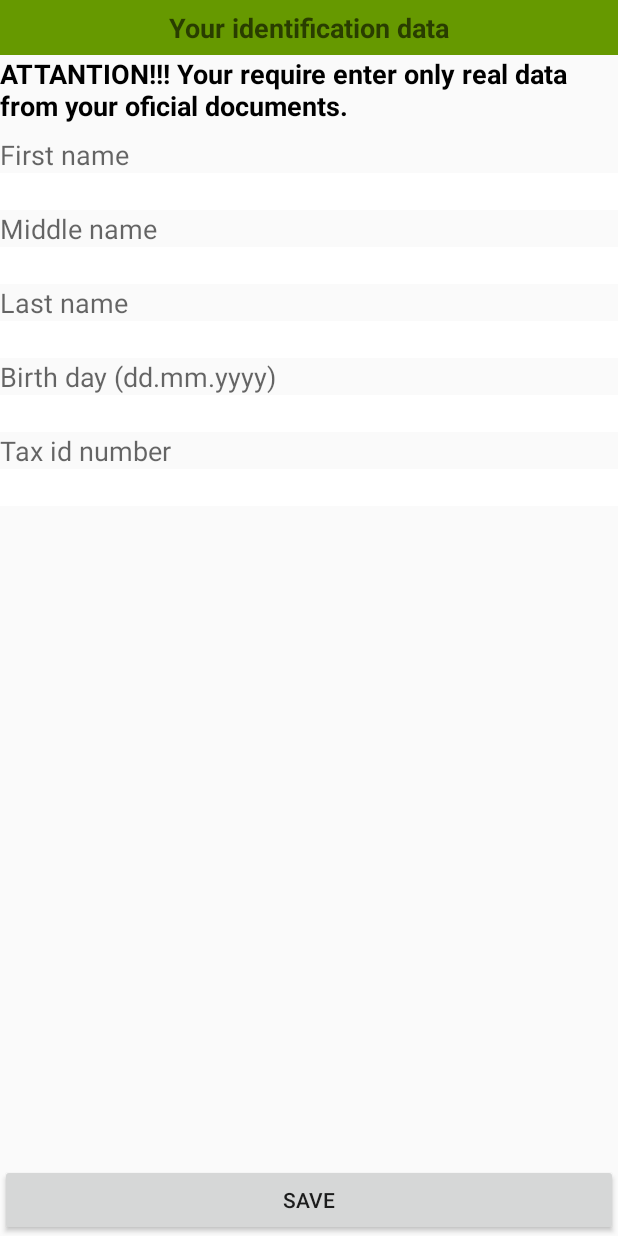
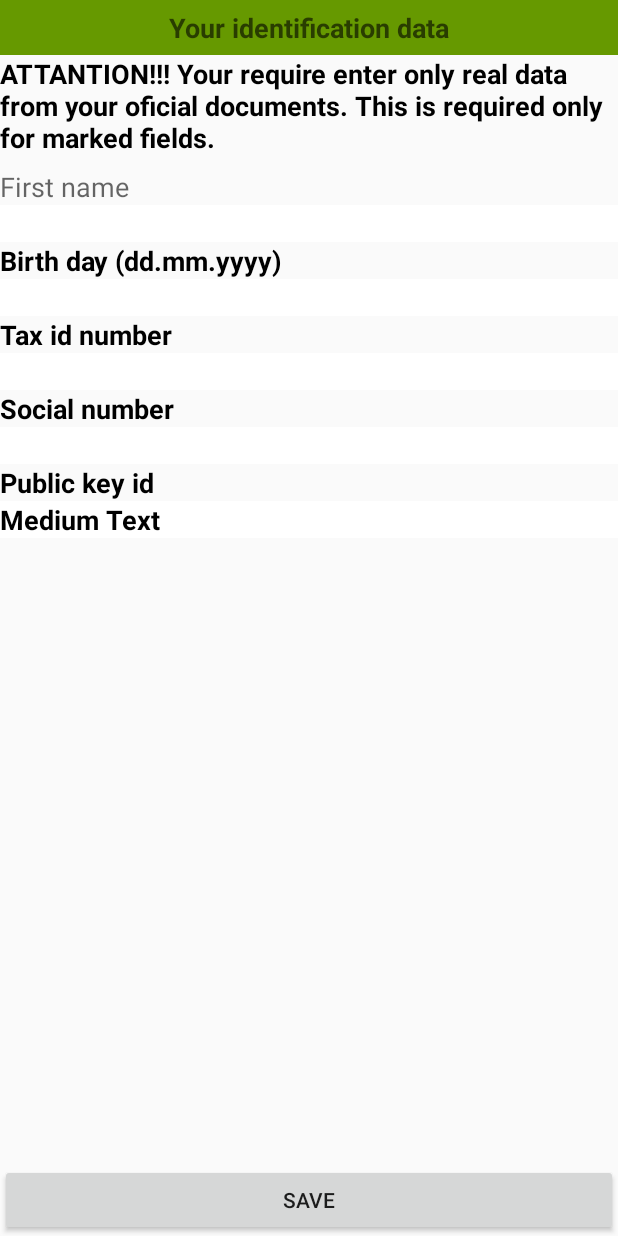
Before and after one commit to UncleAndy/trust_net, an Android app: the AboutMe screen opened directly, with no data from a screen before it, on a phone screen of 412 x 824 dp. Run offline under Robolectric (Android 15) with nearby library versions, the phone set to English and light mode, and no system bars.

Commit message:
Change personal info data set

```diff
--- a/app/src/main/java/org/gplvote/trustnet/AboutMe.java
+++ b/app/src/main/java/org/gplvote/trustnet/AboutMe.java
@@ -1,20 +1,22 @@
 package org.gplvote.trustnet;
 
 import android.app.Activity;
+import android.content.Intent;
 import android.os.Bundle;
 import android.view.View;
 import android.widget.Button;
 import android.widget.EditText;
+import android.widget.TextView;
 
 public class AboutMe extends Activity implements View.OnClickListener {
 
     private Settings settings;
 
-    private EditText txtFirstName;
-    private EditText txtMiddleName;
-    private EditText txtLastName;
+    private EditText txtName;
     private EditText txtBirthday;
     private EditText txtTaxNumber;
+    private EditText txtSocialNumber;
+    private TextView txtPublicKeyId;
     private Button btnSave;
 
     @Override
@@ -27,21 +29,37 @@ public class AboutMe extends Activity implements View.OnClickListener {
         btnSave = (Button) findViewById(R.id.btnSave);
         btnSave.setOnClickListener(this);
 
-        txtFirstName    = (EditText) findViewById(R.id.txtFirstName);
-        txtMiddleName   = (EditText) findViewById(R.id.txtMiddleName);
-        txtLastName     = (EditText) findViewById(R.id.txtLastName);
+        txtName         = (EditText) findViewById(R.id.txtName);
         txtBirthday     = (EditText) findViewById(R.id.txtBirthday);
         txtTaxNumber    = (EditText) findViewById(R.id.txtTaxNumber);
+        txtSocialNumber = (EditText) findViewById(R.id.txtSocialNumber);
+        txtPublicKeyId  = (TextView) findViewById(R.id.txtPublicKeyId);
 
         PersonalInfo info = settings.getPersonalInfo();
-        txtFirstName.setText(info.first_name);
-        txtMiddleName.setText(info.middle_name);
-        txtLastName.setText(info.last_name);
-        txtBirthday.setText(info.birthday);
-        txtTaxNumber.setText(info.tax_number);
+        if (info != null) {
+            txtName.setText(info.name);
+            txtBirthday.setText(info.birthday);
+            txtTaxNumber.setText(info.tax_number);
+            txtSocialNumber.setText(info.social_number);
+        }
 
-        // TODO: Сделать получение идентификатора публичного ключа из SignDoc и отображение его на экране
+        Intent intent = new Intent("org.gplvote.signdoc.DO_SIGN");
+        intent.putExtra("Command", "GetPublicKeyId");
+        startActivityForResult(intent, 1);
+    }
 
+    public void onActivityResult(int requestCode, int resultCode, Intent data) {
+        if (data == null) {
+            return;
+        }
+
+        String user_key_id = data.getStringExtra("PUBLIC_KEY_ID");
+
+        if (user_key_id == null || user_key_id.equals("")) {
+            return;
+        }
+
+        txtPublicKeyId.setText(user_key_id);
     }
 
     @Override
@@ -50,11 +68,10 @@ public class AboutMe extends Activity implements View.OnClickListener {
             case R.id.btnSave:
                 // Сохраняем персональную информацию
                 PersonalInfo info = new PersonalInfo();
-                info.first_name = txtFirstName.getText().toString();
-                info.middle_name = txtMiddleName.getText().toString();
-                info.last_name = txtLastName.getText().toString();
+                info.name = txtName.getText().toString();
                 info.birthday = txtBirthday.getText().toString();
                 info.tax_number = txtTaxNumber.getText().toString();
+                info.social_number = txtSocialNumber.getText().toString();
                 settings.setPersonalInfo(info);
 
                 finish();
--- a/app/src/main/java/org/gplvote/trustnet/ConfirmMe.java
+++ b/app/src/main/java/org/gplvote/trustnet/ConfirmMe.java
@@ -11,6 +11,7 @@ import android.view.Display;
 import android.view.WindowManager;
 import android.widget.ImageView;
 
+import com.google.gson.Gson;
 import com.google.zxing.BarcodeFormat;
 import com.google.zxing.EncodeHintType;
 import com.google.zxing.WriterException;
@@ -51,7 +52,9 @@ public class ConfirmMe extends ActionBarActivity {
 
         if (user_key_id == null || user_key_id.equals("")) {return;}
 
-        String json_qr_data = "{\"first_name\":\""+info.first_name+"\",\"middle_name\":\""+info.middle_name+"\",\"last_name\":\""+info.last_name+"\",\"birthday\":\""+info.birthday+"\",\"tax_number\":\""+info.tax_number+"\",\"user_key_id\":\""+user_key_id+"\"}";
+        Gson gson = new Gson();
+        info.user_key_id = user_key_id;
+        String json_qr_data = gson.toJson(info);
 
         //Find screen size
         WindowManager manager = (WindowManager) getSystemService(WINDOW_SERVICE);
--- a/app/src/main/java/org/gplvote/trustnet/PersonalInfo.java
+++ b/app/src/main/java/org/gplvote/trustnet/PersonalInfo.java
@@ -1,9 +1,9 @@
 package org.gplvote.trustnet;
 
 public class PersonalInfo {
-    public String first_name;
-    public String middle_name;
-    public String last_name;
+    public String name;
     public String birthday;
     public String tax_number;
+    public String social_number;
+    public String user_key_id;
 }
--- a/app/src/main/java/org/gplvote/trustnet/Settings.java
+++ b/app/src/main/java/org/gplvote/trustnet/Settings.java
@@ -4,17 +4,16 @@ import android.content.Context;
 import android.content.SharedPreferences;
 import android.util.Log;
 
+import com.google.gson.Gson;
+
 public class Settings {
     public static final String APP_PREFERENCES = "org.gplvote.trustnet";
 
-    private final static String PREF_KEY_FIRST_NAME = "first_name";
-    private final static String PREF_KEY_MIDDLE_NAME = "middle_name";
-    private final static String PREF_KEY_LAST_NAME = "last_name";
-    private final static String PREF_KEY_BIRTHDAY = "birthday";
-    private final static String PREF_KEY_TAX_NUMBER = "tax_number";
+    private final static String PREF_KEY_PERSONAL_INFO = "personal_info";
 
     private static SharedPreferences sPref;
     private static Settings instance;
+    private static Gson gson;
 
     public static Settings getInstance(Context context) {
         synchronized (Settings.class) {
@@ -32,6 +31,7 @@ public class Settings {
 
     public Settings(Context context) {
         if (sPref == null) sPref = context.getSharedPreferences(APP_PREFERENCES, Context.MODE_PRIVATE);
+        gson = new Gson();
     }
 
     public String get(String key) {
@@ -48,24 +48,15 @@ public class Settings {
     public void setPersonalInfo(PersonalInfo personal_info) {
         if (personal_info == null) return;
 
-        this.set(PREF_KEY_FIRST_NAME, personal_info.first_name);
-        this.set(PREF_KEY_MIDDLE_NAME, personal_info.middle_name);
-        this.set(PREF_KEY_LAST_NAME, personal_info.last_name);
-        this.set(PREF_KEY_BIRTHDAY, personal_info.birthday);
-        this.set(PREF_KEY_TAX_NUMBER, personal_info.tax_number);
+        String json_pers_info = gson.toJson(personal_info);
+        this.set(PREF_KEY_PERSONAL_INFO, json_pers_info);
     }
 
-    public PersonalInfo getPersonalInfo(PersonalInfo personal_info) {
-        personal_info.first_name = this.get(PREF_KEY_FIRST_NAME);
-        personal_info.middle_name = this.get(PREF_KEY_MIDDLE_NAME);
-        personal_info.last_name = this.get(PREF_KEY_LAST_NAME);
-        personal_info.birthday = this.get(PREF_KEY_BIRTHDAY);
-        personal_info.tax_number = this.get(PREF_KEY_TAX_NUMBER);
+    public PersonalInfo getPersonalInfo() {
+        String json_pers_info = this.get(PREF_KEY_PERSONAL_INFO);
+
+        PersonalInfo personal_info = gson.fromJson(json_pers_info, PersonalInfo.class);
 
         return(personal_info);
     }
-
-    public PersonalInfo getPersonalInfo() {
-        return(getPersonalInfo(new PersonalInfo()));
-    }
 }
--- a/app/src/main/res/layout/about_me.xml
+++ b/app/src/main/res/layout/about_me.xml
@@ -42,37 +42,7 @@
         <EditText
             android:layout_width="match_parent"
             android:layout_height="wrap_content"
-            android:id="@+id/txtFirstName"
-            android:background="@android:color/white"
-            android:textColor="@android:color/black"
-            android:capitalize="characters" />
-
-        <TextView
-            android:layout_width="wrap_content"
-            android:layout_height="wrap_content"
-            android:textAppearance="?android:attr/textAppearanceMedium"
-            android:text="@string/label_middle_name"
-            android:id="@+id/textView4" />
-
-        <EditText
-            android:layout_width="match_parent"
-            android:layout_height="wrap_content"
-            android:id="@+id/txtMiddleName"
-            android:background="@android:color/white"
-            android:textColor="@android:color/black"
-            android:capitalize="characters" />
-
-        <TextView
-            android:layout_width="wrap_content"
-            android:layout_height="wrap_content"
-            android:textAppearance="?android:attr/textAppearanceMedium"
-            android:text="@string/label_last_name"
-            android:id="@+id/textView5" />
-
-        <EditText
-            android:layout_width="match_parent"
-            android:layout_height="wrap_content"
-            android:id="@+id/txtLastName"
+            android:id="@+id/txtName"
             android:background="@android:color/white"
             android:textColor="@android:color/black"
             android:capitalize="characters" />
@@ -82,7 +52,9 @@
             android:layout_height="wrap_content"
             android:textAppearance="?android:attr/textAppearanceMedium"
             android:text="@string/label_birth_day"
-            android:id="@+id/textView7" />
+            android:id="@+id/textView7"
+            android:textStyle="bold"
+            android:textColor="@android:color/black" />
 
         <EditText
             android:layout_width="match_parent"
@@ -92,14 +64,17 @@
             android:id="@+id/txtBirthday"
             android:textColor="@android:color/black"
             android:background="@android:color/white"
-            android:capitalize="characters" />
+            android:capitalize="characters"
+            android:textStyle="bold" />
 
         <TextView
             android:layout_width="wrap_content"
             android:layout_height="wrap_content"
             android:textAppearance="?android:attr/textAppearanceMedium"
             android:text="@string/label_id_doc_number"
-            android:id="@+id/textView6" />
+            android:id="@+id/textView6"
+            android:textStyle="bold"
+            android:textColor="@android:color/black" />
 
         <EditText
             android:layout_width="match_parent"
@@ -108,7 +83,45 @@
             android:background="@android:color/white"
             android:textColor="@android:color/black"
             android:capitalize="characters"
-            android:inputType="number" />
+            android:inputType="number"
+            android:textStyle="bold" />
+
+        <TextView
+            android:layout_width="wrap_content"
+            android:layout_height="wrap_content"
+            android:textAppearance="?android:attr/textAppearanceMedium"
+            android:text="@string/label_id_social_number"
+            android:id="@+id/textView4"
+            android:textStyle="bold"
+            android:textColor="@android:color/black" />
+
+        <EditText
+            android:layout_width="match_parent"
+            android:layout_height="wrap_content"
+            android:id="@+id/txtSocialNumber"
+            android:background="@android:color/white"
+            android:textColor="@android:color/black"
+            android:textStyle="bold"
+            android:capitalize="characters" />
+
+        <TextView
+            android:layout_width="wrap_content"
+            android:layout_height="wrap_content"
+            android:textAppearance="?android:attr/textAppearanceMedium"
+            android:text="@string/label_user_key_id"
+            android:id="@+id/textView5"
+            android:textStyle="bold"
+            android:textColor="@android:color/black" />
+
+        <TextView
+            android:layout_width="fill_parent"
+            android:layout_height="wrap_content"
+            android:textAppearance="?android:attr/textAppearanceMedium"
+            android:text="Medium Text"
+            android:id="@+id/txtPublicKeyId"
+            android:textStyle="bold"
+            android:textColor="@android:color/black"
+            android:background="@android:color/white" />
     </LinearLayout>
 
     <Button
--- a/app/src/main/res/values/strings.xml
+++ b/app/src/main/res/values/strings.xml
@@ -11,14 +11,16 @@
     <string name="label_last_name">Last name</string>
     <string name="label_first_name">First name</string>
     <string name="label_middle_name">Middle name</string>
-    <string name="txt_about_me_info">ATTANTION!!! Your require enter only real data from your oficial documents.</string>
+    <string name="txt_about_me_info">ATTANTION!!! Your require enter only real data from your oficial documents. This is required only for marked fields.</string>
     <string name="label_id_doc_number">Tax id number</string>
     <string name="btn_save">Save</string>
     <string name="label_birth_day">Birth day (dd.mm.yyyy)</string>
-    <string name="txt_confirm_info">ATTANTION!!! You need cleanly check all data by real documents before conform verification!</string>
+    <string name="txt_confirm_info">ATTANTION!!! You need cleanly check all marked data by real documents before conform verification!</string>
     <string name="label_verification_level">Verification level (from -16 to 16)</string>
     <string name="label_trust_level">Trust level (from -16 to 16)</string>
     <string name="btn_confirm">Confirm</string>
     <string name="btn_cancel">Cancel</string>
+    <string name="label_id_social_number">Social number</string>
+    <string name="label_user_key_id">Public key id</string>
 
 </resources>
```
Also changed, not shown: app/src/main/java/org/gplvote/trustnet/ConfirmOther.java (+9 -9 lines), app/src/main/res/layout/confirm_other.xml (+49 -43 lines), 1 other file.
